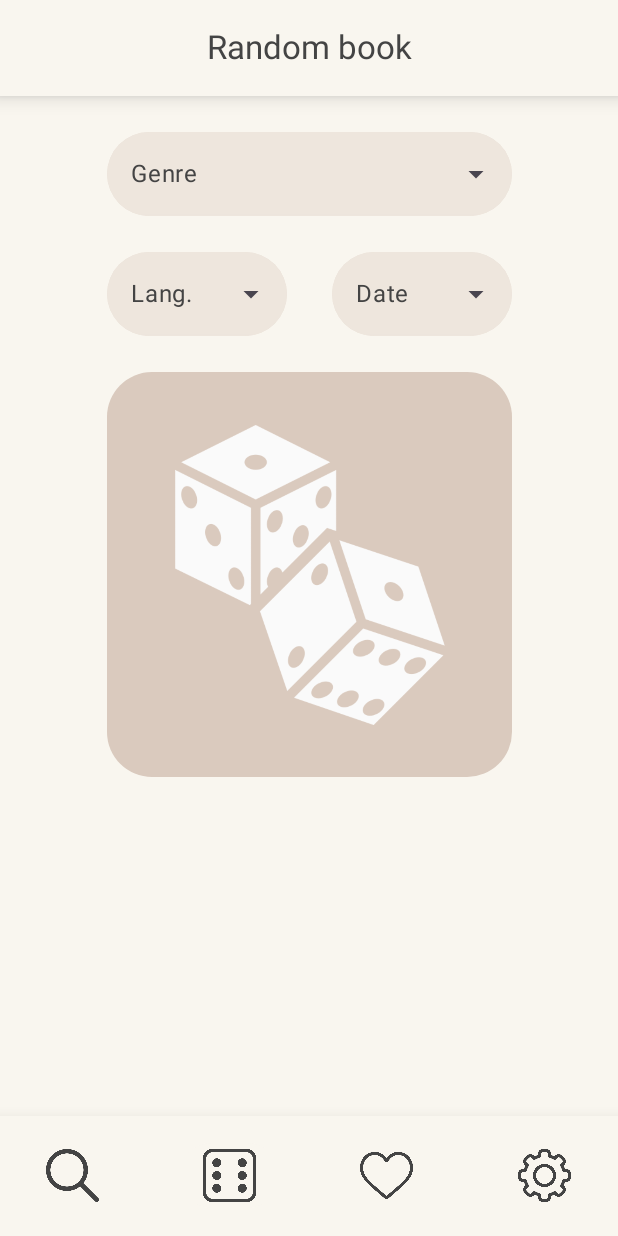
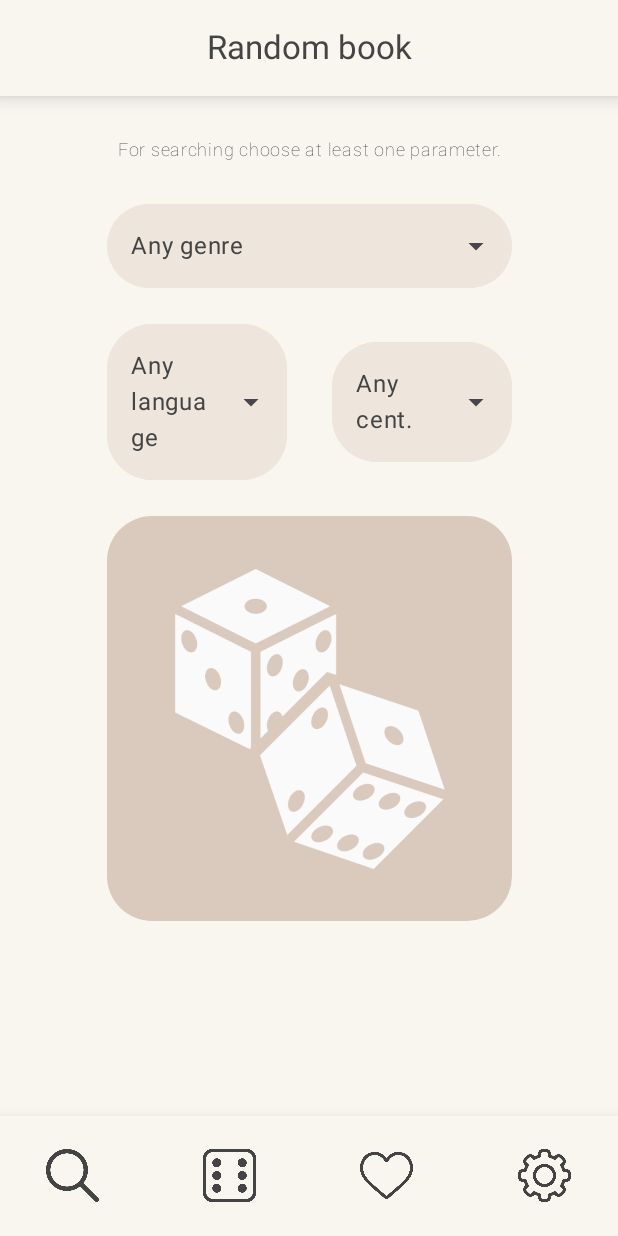
Before and after one commit to Wagonee/BookAndFriend, an Android app built with Jetpack Compose: the RandomSearchScreen screen opened through its navigation route, after a tap on "Random", on a phone screen of 412 x 824 dp. Run offline under Robolectric (Android 15) with nearby library versions, the phone set to English and light mode, and no system bars; our stand-ins replace Dagger/Hilt's generated code, Room's generated code.

Commit message:
fixes random search and working screen added

```diff
--- a/app/src/main/java/com/example/bookandfriend/presentation/components/BookItem.kt
+++ b/app/src/main/java/com/example/bookandfriend/presentation/components/BookItem.kt
@@ -32,11 +32,9 @@ fun BookItem(
     onLikeClick: () -> Unit
 ) {
     Card(
+        onClick = onItemClick,
         modifier = Modifier
-            .fillMaxWidth()
-            .clickable {
-                onItemClick()
-            })
+            .fillMaxWidth())
     {
         Row(modifier = Modifier.padding(8.dp), verticalAlignment = Alignment.CenterVertically)
         {
--- a/app/src/main/java/com/example/bookandfriend/presentation/screens/random_search/RandomSearchScreen.kt
+++ b/app/src/main/java/com/example/bookandfriend/presentation/screens/random_search/RandomSearchScreen.kt
@@ -2,6 +2,7 @@ package com.example.bookandfriend.presentation.screens.random_search
 
 import androidx.compose.foundation.background
 import androidx.compose.foundation.layout.Arrangement
+import androidx.compose.foundation.layout.Box
 import androidx.compose.foundation.layout.Column
 import androidx.compose.foundation.layout.Row
 import androidx.compose.foundation.layout.fillMaxSize
@@ -9,22 +10,24 @@ import androidx.compose.foundation.layout.height
 import androidx.compose.foundation.layout.padding
 import androidx.compose.foundation.layout.size
 import androidx.compose.foundation.layout.width
+import androidx.compose.foundation.rememberScrollState
 import androidx.compose.foundation.shape.RoundedCornerShape
+import androidx.compose.foundation.verticalScroll
 import androidx.compose.material3.CenterAlignedTopAppBar
+import androidx.compose.material3.CircularProgressIndicator
 import androidx.compose.material3.DropdownMenuItem
 import androidx.compose.material3.ExperimentalMaterial3Api
 import androidx.compose.material3.ExposedDropdownMenuBox
 import androidx.compose.material3.ExposedDropdownMenuDefaults
 import androidx.compose.material3.Icon
 import androidx.compose.material3.IconButton
-import androidx.compose.material3.MaterialTheme
 import androidx.compose.material3.Scaffold
 import androidx.compose.material3.Text
 import androidx.compose.material3.TextField
 import androidx.compose.material3.TextFieldDefaults
-import androidx.compose.material3.TopAppBar
 import androidx.compose.material3.TopAppBarDefaults
 import androidx.compose.runtime.Composable
+import androidx.compose.runtime.collectAsState
 import androidx.compose.runtime.getValue
 import androidx.compose.runtime.mutableStateOf
 import androidx.compose.runtime.remember
@@ -33,48 +36,80 @@ import androidx.compose.ui.Alignment
 import androidx.compose.ui.Modifier
 import androidx.compose.ui.draw.clip
 import androidx.compose.ui.draw.shadow
-import androidx.compose.ui.graphics.Color
 import androidx.compose.ui.graphics.RectangleShape
-import androidx.compose.ui.res.colorResource
 import androidx.compose.ui.res.painterResource
+import androidx.compose.ui.text.font.FontWeight
 import androidx.compose.ui.text.style.TextAlign
 import androidx.compose.ui.unit.dp
+import androidx.compose.ui.unit.sp
+import androidx.hilt.navigation.compose.hiltViewModel
 import androidx.navigation.NavController
 import com.example.bookandfriend.R
+import com.example.bookandfriend.presentation.components.BookItem
 import com.example.bookandfriend.presentation.navigation.BottomBar
-import com.example.bookandfriend.presentation.ui.theme.BookAndFriendTheme
-import com.example.bookandfriend.presentation.ui.theme.CustomColors
 import com.example.bookandfriend.presentation.ui.theme.LocalCustomColors
+
+private data class SelectableItem(val displayName: String, val apiValue: String)
+private data class CenturyItem(val displayName: String, val apiValue: Int)
 
 @OptIn(ExperimentalMaterial3Api::class)
 @Composable
 fun RandomSearchScreen(
-    navController: NavController
+    navController: NavController,
+    vm: RandomSearchVM = hiltViewModel()
 ) {
     val customColors = LocalCustomColors.current
 
-    val genres = listOf("Novel", "Fantasy", "Romance", "Mystery", "Biography")
-    val languages = listOf("ENG", "RUS", "FR", "DE")
-    val centuries = (1..21).map{ "$it cent." }
+    val genres = remember {
+        listOf(
+            SelectableItem("Any genre", ""),
+            SelectableItem("Fantasy", "fantasy"),
+            SelectableItem("Science Fiction", "science_fiction"),
+            SelectableItem("Romance", "romance"),
+            SelectableItem("Mystery", "mystery"),
+            SelectableItem("Thriller", "thriller"),
+            SelectableItem("Horror", "horror"),
+            SelectableItem("Historical Fiction", "historical_fiction"),
+            SelectableItem("Biography", "biography"),
+            SelectableItem("Classic", "classic"),
+            SelectableItem("Novel", "novel")
+        )
+    }
 
-    var selectedGenre by remember { mutableStateOf("Genre")}
-    var selectedLanguage by remember { mutableStateOf("Lang.") }
-    var selectedDate by remember { mutableStateOf("Date") }
+    val languages = remember {
+        listOf(
+            SelectableItem("Any language", ""),
+            SelectableItem("English", "eng"),
+            SelectableItem("Russian", "rus"),
+            SelectableItem("French", "fra"),
+            SelectableItem("German", "ger"),
+            SelectableItem("Spanish", "spa"),
+            SelectableItem("Italian", "ita")
+        )
+    }
+
+    val centuries = remember {
+        (1..21).map { CenturyItem("$it cent.", it) }
+            .toMutableList().apply {
+                add(0, CenturyItem("Any cent.", 0))
+            }
+    }
+
+
+    var selectedGenre by remember { mutableStateOf(genres.first()) }
+    var selectedLanguage by remember { mutableStateOf(languages.first()) }
+    var selectedCentury by remember { mutableStateOf(centuries.first()) }
 
     var expandedGenre by remember { mutableStateOf(false) }
     var expandedLanguage by remember { mutableStateOf(false) }
     var expandedDate by remember { mutableStateOf(false) }
 
+    val state by vm.state.collectAsState()
 
     Scaffold(
         topBar = {
             CenterAlignedTopAppBar(
-                title = {
-                    Text(
-                        text = "Random book",
-                        textAlign = TextAlign.Center
-                    )
-                },
+                title = { Text(text = "Random book", textAlign = TextAlign.Center) },
                 colors = TopAppBarDefaults.centerAlignedTopAppBarColors(
                     containerColor = customColors.background,
                     titleContentColor = customColors.textColor
@@ -87,9 +122,7 @@ fun RandomSearchScreen(
                 )
             )
         },
-        bottomBar = {
-            BottomBar(navController = navController)
-        }
+        bottomBar = { BottomBar(navController = navController) }
     ) { innerPadding ->
         Column(
             modifier = Modifier
@@ -100,9 +133,10 @@ fun RandomSearchScreen(
             verticalArrangement = Arrangement.spacedBy(24.dp),
             horizontalAlignment = Alignment.CenterHorizontally
         ) {
+            Text(text = "For searching choose at least one parameter.", textAlign = TextAlign.Center, fontSize = 12.sp, fontWeight = FontWeight.Thin)
             ExposedDropdownMenuBox(
                 expanded = expandedGenre,
-                onExpandedChange = {expandedGenre = !expandedGenre},
+                onExpandedChange = { expandedGenre = !expandedGenre },
                 modifier = Modifier
                     .width(270.dp)
                     .clip(
@@ -114,7 +148,7 @@ fun RandomSearchScreen(
                     )
             ) {
                 TextField(
-                    value = selectedGenre,
+                    value = selectedGenre.displayName,
                     onValueChange = {},
                     readOnly = true,
                     trailingIcon = { ExposedDropdownMenuDefaults.TrailingIcon(expandedGenre) },
@@ -130,7 +164,6 @@ fun RandomSearchScreen(
                         unfocusedIndicatorColor = customColors.secondBackground
                     )
                 )
-
                 ExposedDropdownMenu(
                     expanded = expandedGenre,
                     onDismissRequest = { expandedGenre = false },
@@ -138,10 +171,12 @@ fun RandomSearchScreen(
                 ) {
                     genres.forEach { genre ->
                         DropdownMenuItem(
-                            text = { Text(
-                                text = genre,
-                                color = customColors.textColor
-                            ) },
+                            text = {
+                                Text(
+                                    text = genre.displayName,
+                                    color = customColors.textColor
+                                )
+                            },
                             onClick = {
                                 selectedGenre = genre
                                 expandedGenre = false
@@ -169,7 +204,7 @@ fun RandomSearchScreen(
                         )
                 ) {
                     TextField(
-                        value = selectedLanguage,
+                        value = selectedLanguage.displayName,
                         onValueChange = {},
                         readOnly = true,
                         trailingIcon = { ExposedDropdownMenuDefaults.TrailingIcon(expandedLanguage) },
@@ -192,10 +227,7 @@ fun RandomSearchScreen(
                     ) {
                         languages.forEach { lang ->
                             DropdownMenuItem(
-                                text = { Text(
-                                    text = lang,
-                                    color = customColors.textColor
-                                ) },
+                                text = { Text(lang.displayName, color = customColors.textColor) },
                                 onClick = {
                                     selectedLanguage = lang
                                     expandedLanguage = false
@@ -204,7 +236,6 @@ fun RandomSearchScreen(
                         }
                     }
                 }
-
                 ExposedDropdownMenuBox(
                     expanded = expandedDate,
                     onExpandedChange = { expandedDate = !expandedDate },
@@ -219,7 +250,7 @@ fun RandomSearchScreen(
                         )
                 ) {
                     TextField(
-                        value = selectedDate,
+                        value = selectedCentury.displayName,
                         onValueChange = {},
                         readOnly = true,
                         trailingIcon = { ExposedDropdownMenuDefaults.TrailingIcon(expandedDate) },
@@ -239,17 +270,20 @@ fun RandomSearchScreen(
                         expanded = expandedDate,
                         onDismissRequest = { expandedDate = false },
                         modifier = Modifier
-                            .height(200.dp),
+                            .height(200.dp)
+                            .verticalScroll(rememberScrollState()),
                         containerColor = customColors.secondBackground
                     ) {
                         centuries.forEach { date ->
                             DropdownMenuItem(
-                                text = { Text(
-                                    text = date,
-                                    color = customColors.textColor
-                                ) },
+                                text = {
+                                    Text(
+                                        text = date.displayName,
+                                        color = customColors.textColor
+                                    )
+                                },
                                 onClick = {
-                                    selectedDate = date
+                                    selectedCentury = date
                                     expandedDate = false
                                 }
                             )
@@ -257,10 +291,16 @@ fun RandomSearchScreen(
                     }
                 }
             }
-
-            // TODO: реализовать кнопку
             IconButton(
-                onClick = {  },
+                onClick = {
+                    vm.processCommand(
+                        RandomSearchCommand.GetRandomBook(
+                            century = if (selectedCentury.apiValue == 0) null else selectedCentury.apiValue,
+                            genre = selectedGenre.apiValue.ifBlank { null },
+                            language = selectedLanguage.apiValue.ifBlank { null }
+                        )
+                    )
+                },
                 modifier = Modifier
                     .size(270.dp)
                     .background(
@@ -275,6 +315,25 @@ fun RandomSearchScreen(
                     modifier = Modifier.size(200.dp)
                 )
             }
+
+            if (state.isLoading) {
+                Box(modifier = Modifier.fillMaxSize(), contentAlignment = Alignment.Center) {
+                    CircularProgressIndicator()
+                }
+            }
+            if (state.book != null) {
+                BookItem(
+                    book = state.book!!, onLikeClick = {
+                        if (state.book!!.isLiked) {
+                            vm.processCommand(RandomSearchCommand.RemoveBookFromLibrary(bookId = state.book!!.id))
+                        } else {
+                            vm.processCommand(RandomSearchCommand.AddBookToLibrary(state.book!!))
+                        }
+                    },
+                    onItemClick = { }
+                )
+            }
         }
+
     }
 }
--- a/app/src/main/java/com/example/bookandfriend/presentation/screens/random_search/RandomSearchVM.kt
+++ b/app/src/main/java/com/example/bookandfriend/presentation/screens/random_search/RandomSearchVM.kt
@@ -8,12 +8,21 @@ import com.example.bookandfriend.domain.usecase.GetBookDetailsUseCase
 import com.example.bookandfriend.domain.usecase.RemoveFromLibraryUseCase
 import com.example.bookandfriend.domain.usecase.SearchRandomBookUseCase
 import dagger.hilt.android.lifecycle.HiltViewModel
+import kotlinx.coroutines.ExperimentalCoroutinesApi
 import kotlinx.coroutines.flow.MutableStateFlow
 import kotlinx.coroutines.flow.asStateFlow
+import kotlinx.coroutines.flow.filterNotNull
+import kotlinx.coroutines.flow.flatMapLatest
+import kotlinx.coroutines.flow.flow
+import kotlinx.coroutines.flow.onStart
 import kotlinx.coroutines.flow.update
 import kotlinx.coroutines.launch
 import javax.inject.Inject
 
+
+private data class RandomSearchParams(val genre: String?, val century: Int?, val language: String?)
+
+@OptIn(ExperimentalCoroutinesApi::class)
 @HiltViewModel
 class RandomSearchVM @Inject constructor(
     private val randomBookUseCase: SearchRandomBookUseCase,
@@ -23,29 +32,36 @@ class RandomSearchVM @Inject constructor(
 ) : ViewModel() {
 
     private val _state = MutableStateFlow(RandomSearchState())
-    private val state = _state.asStateFlow()
-
+    val state = _state.asStateFlow()
+    private val _searchTrigger = MutableStateFlow<RandomSearchParams?>(null)
     fun processCommand(command: RandomSearchCommand) {
         when (command) {
             is RandomSearchCommand.AddBookToLibrary -> addToLibrary(command.book)
             is RandomSearchCommand.GetBookDetails -> getBookDetails(command.book, command.onSuccess)
-            is RandomSearchCommand.GetRandomBook -> getRandomBook(
-                command.century,
-                command.genre,
-                command.language
-            )
+            is RandomSearchCommand.GetRandomBook -> {
+                _searchTrigger.value =
+                    RandomSearchParams(command.genre, command.century, command.language)
+            }
 
             is RandomSearchCommand.RemoveBookFromLibrary -> removeFromLibrary(command.bookId)
         }
     }
 
-
-    private fun getRandomBook(century: Int?, genre: String?, language: String?) {
+    init {
         viewModelScope.launch {
-            _state.update { it.copy(isLoading = true, error = null) }
-            val result = randomBookUseCase(genre, century, language)
-            result.onSuccess { book -> _state.update { it.copy(isLoading = false, book = book) } }
-                .onFailure { throwable ->
+            _searchTrigger
+                .filterNotNull()
+                .flatMapLatest { params ->
+                    flow {
+                        emit(randomBookUseCase(params.genre, params.century, params.language))
+                    }.onStart {
+                        _state.update { it.copy(isLoading = true, error = null, book = null) }
+                    }
+                }
+                .collect { result ->
+                    result.onSuccess { book ->
+                        _state.update { it.copy(isLoading = false, book = book) }
+                    }.onFailure { throwable ->
                         _state.update {
                             it.copy(
                                 book = null,
@@ -54,10 +70,9 @@ class RandomSearchVM @Inject constructor(
                             )
                         }
                     }
-
                 }
         }
-
+    }
 
     private fun addToLibrary(book: Book) {
         viewModelScope.launch {
```
Lines whose indentation alone changed are shown as unchanged.
